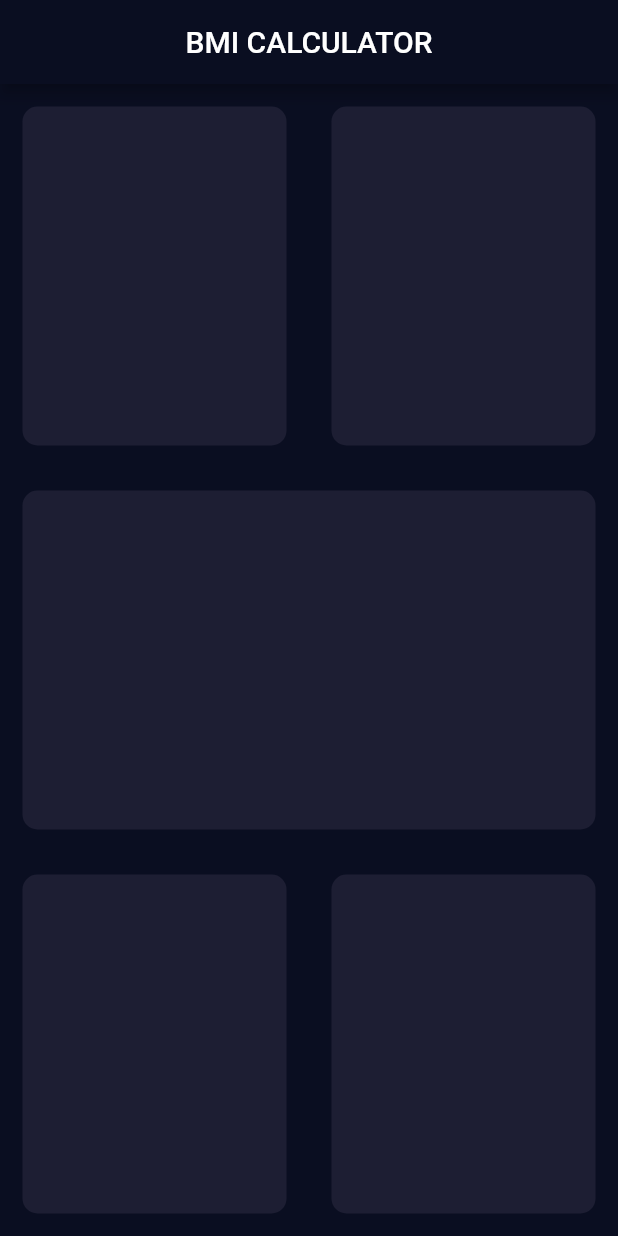
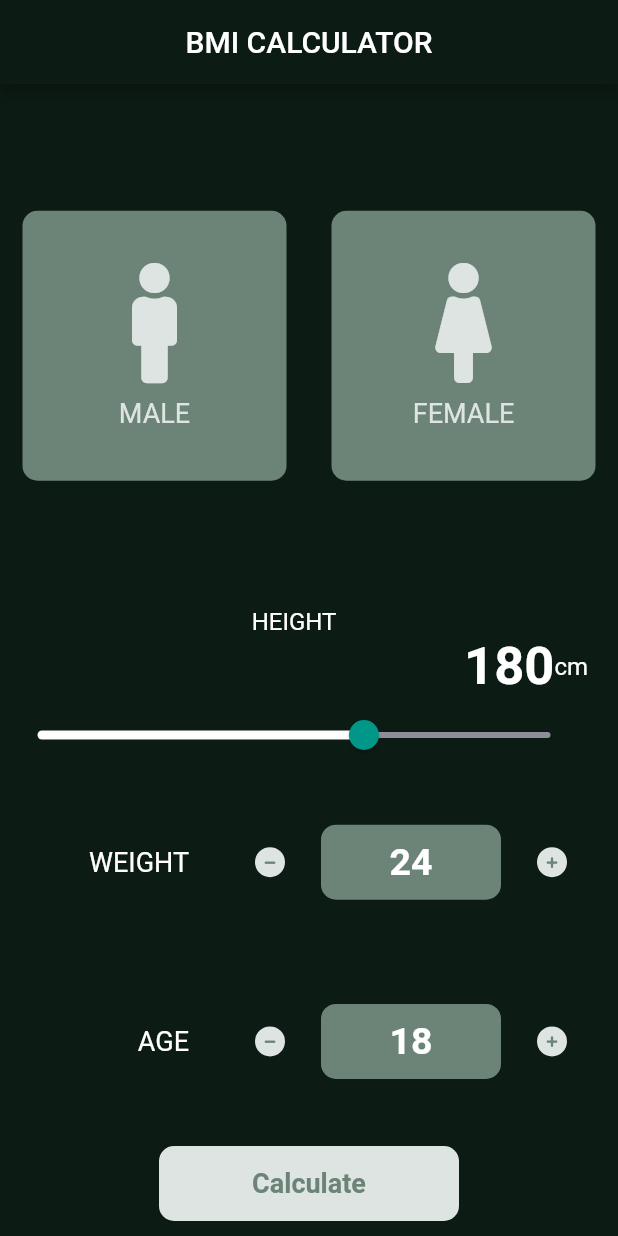
Before and after one commit to AgnelSelvan/BMICalculator, a Flutter app: the screen it shows after launch, on a phone screen of 412 x 824 dp. Run offline on Flutter 3.47's test engine with Material 2 defaults, Android fonts, the phone set to English and light mode, and no system bars; our stand-ins replace font_awesome_flutter.

Commit message:
first commit

```diff
--- /dev/null
+++ b/lib/calculatorbrain.dart
@@ -0,0 +1,33 @@
+import 'dart:math';
+
+class calculatorBrain {
+  calculatorBrain({this.height, this.weight});
+  final int height;
+  final int weight;
+
+  double _bmi;
+  String calculateBMI() {
+    _bmi = weight / pow(height / 100, 2);
+    return _bmi.toStringAsFixed(1);
+  }
+
+  String getResult() {
+    if (_bmi >= 25) {
+      return 'Overweight';
+    } else if (_bmi > 18) {
+      return 'Normal';
+    } else {
+      return 'Underweight';
+    }
+  }
+
+  String getInterpretation() {
+    if (_bmi >= 25) {
+      return 'You have a weight more than noramal body. Try to excerise more!';
+    } else if (_bmi > 18) {
+      return 'You have a normal body.Good Job!';
+    } else {
+      return 'You have a lower more than noramal body. You need to eat more!';
+    }
+  }
+}
--- /dev/null
+++ b/lib/components/bottom_button.dart
@@ -0,0 +1,41 @@
+import 'package:flutter/material.dart';
+import 'constants.dart';
+
+class bottom_button extends StatelessWidget {
+  bottom_button({@required this.buttonTitle, @required this.onTap});
+
+  final Function onTap;
+  final String buttonTitle;
+
+  @override
+  Widget build(BuildContext context) {
+    return GestureDetector(
+      onTap: onTap,
+      child: Padding(
+        padding: const EdgeInsets.only(
+            left: 40.0, top: 0.0, right: 40.0, bottom: 10.0),
+        child: Center(
+          child: Container(
+            width: 200.0,
+            child: Center(
+              child: Text(
+                buttonTitle,
+                style: TextStyle(
+                  color: inactiveCardColor,
+                  fontWeight: FontWeight.bold,
+                  fontSize: 18.0,
+                ),
+              ),
+            ),
+            decoration: BoxDecoration(
+              borderRadius: BorderRadius.circular(10.0),
+              color: bottomContainerColor,
+            ),
+            margin: EdgeInsets.only(top: 10.0),
+            height: 50,
+          ),
+        ),
+      ),
+    );
+  }
+}
--- /dev/null
+++ b/lib/components/constants.dart
@@ -0,0 +1,25 @@
+import 'package:flutter/material.dart';
+
+const bottomContainerHeight = 60.0;
+const bottomContainerColor = Color.fromRGBO(222, 228, 226, 1);
+const activeCardColor = Color.fromRGBO(222, 228, 226, 1);
+const inactiveCardColor = Color.fromRGBO(108, 132, 119, 1);
+const inactiveGenderColor = Color.fromRGBO(222, 228, 226, 1);
+const activeGenderColor = Color.fromRGBO(108, 132, 119, 1);
+
+const appBarColor = Color.fromRGBO(12, 27, 19, 1);
+const scafflodBGColor = Color.fromRGBO(12, 27, 19, 1);
+
+const kTitleTextStyle = TextStyle(
+  fontSize: 28.0,
+  fontWeight: FontWeight.bold,
+  wordSpacing: 10.0,
+  letterSpacing: 3.0,
+);
+
+const kResultTextStyle = TextStyle(
+  color: Colors.tealAccent,
+  fontWeight: FontWeight.bold,
+  fontSize: 24.0,
+  letterSpacing: 2.0,
+);
--- /dev/null
+++ b/lib/components/icon_content.dart
@@ -0,0 +1,32 @@
+import 'package:flutter/material.dart';
+
+class IconContent extends StatelessWidget {
+  IconContent({this.gender, this.label, this.colour});
+  final String gender;
+  final Color colour;
+  final IconData label;
+
+  @override
+  Widget build(BuildContext context) {
+    return Column(
+      mainAxisAlignment: MainAxisAlignment.center,
+      children: <Widget>[
+        Icon(
+          label,
+          size: 80.0,
+          color: colour,
+        ),
+        SizedBox(
+          height: 10.0,
+        ),
+        Text(
+          gender,
+          style: TextStyle(
+            fontSize: 18.0,
+            color: colour,
+          ),
+        )
+      ],
+    );
+  }
+}
--- /dev/null
+++ b/lib/components/reusable_card.dart
@@ -0,0 +1,19 @@
+import 'package:flutter/material.dart';
+
+
+class ReusableCard extends StatelessWidget {
+  ReusableCard({@required this.colour, this.childCard});
+  final Color colour;
+  final Widget childCard;
+
+  @override
+  Widget build(BuildContext context) {
+    return Container(
+      child: childCard,
+      height: 180.0,
+      margin: EdgeInsets.all(15.0),
+      decoration: BoxDecoration(
+          color: colour, borderRadius: BorderRadius.circular(10.0)),
+    );
+  }
+}
--- a/lib/input_page.dart
+++ /dev/null
@@ -1,61 +0,0 @@
-import 'package:flutter/material.dart';
-
-class InputPage extends StatefulWidget {
-  @override
-  _InputPageState createState() => _InputPageState();
-}
-
-class _InputPageState extends State<InputPage> {
-  @override
-  Widget build(BuildContext context) {
-    return Scaffold(
-        appBar: AppBar(
-          title: Center(child: Text('BMI CALCULATOR')),
-        ),
-        body: Column(
-          children: <Widget>[
-            Expanded(
-                child: Row(
-              children: <Widget>[
-                Expanded(
-                  child: ReusableCard(colour: Color(0xFF1D1E33)),
-                ),
-                Expanded(
-                  child: ReusableCard(colour: Color(0xFF1D1E33)),
-                )
-              ],
-            )),
-            Expanded(
-              child: ReusableCard(colour: Color(0xFF1D1E33)),
-            ),
-            Expanded(
-                child: Row(
-              children: <Widget>[
-                Expanded(
-                  child: ReusableCard(colour: Color(0xFF1D1E33)),
-                ),
-                Expanded(
-                  child: ReusableCard(colour: Color(0xFF1D1E33)),
-                )
-              ],
-            )),
-          ],
-        ));
-  }
-}
-
-class ReusableCard extends StatelessWidget {
-
-  ReusableCard({@required this.colour});
-  final Color colour;
-
-  @override
-  Widget build(BuildContext context) {
-    return Container(
-      margin: EdgeInsets.all(15.0),
-      decoration: BoxDecoration(
-          color: colour,
-          borderRadius: BorderRadius.circular(10.0)),
-    );
-  }
-}
--- a/lib/main.dart
+++ b/lib/main.dart
@@ -1,5 +1,6 @@
 import 'package:flutter/material.dart';
-import 'input_page.dart';
+import 'screens/input_page.dart';
+import 'components/constants.dart';
 
 void main(){
   runApp(
@@ -12,8 +13,8 @@ class BMICalculator extends StatelessWidget {
   Widget build(BuildContext context) {
     return MaterialApp(
       theme: ThemeData.dark().copyWith(
-        primaryColor: Color(0xFF0A0E21),
-        scaffoldBackgroundColor: Color(0xFF0A0E21)
+        primaryColor: appBarColor,
+        scaffoldBackgroundColor: scafflodBGColor,
       ),
       home: InputPage(),
     );
--- /dev/null
+++ b/lib/screens/input_page.dart
@@ -0,0 +1,281 @@
+import 'package:flutter/material.dart';
+import 'package:font_awesome_flutter/font_awesome_flutter.dart';
+import '../components/icon_content.dart';
+import '../components/reusable_card.dart';
+import '../components/constants.dart';
+import 'result_page.dart';
+import '../components/bottom_button.dart';
+import '../calculatorbrain.dart';
+
+enum Gender { male, female }
+
+class InputPage extends StatefulWidget {
+  @override
+  _InputPageState createState() => _InputPageState();
+}
+
+class _InputPageState extends State<InputPage> {
+  Gender selectedGender;
+  int height = 180;
+  int weight = 24;
+  int age = 18;
+
+  @override
+  Widget build(BuildContext context) {
+    return Scaffold(
+        appBar: AppBar(
+          title: Center(child: Text('BMI CALCULATOR')),
+        ),
+        body: Column(
+          crossAxisAlignment: CrossAxisAlignment.stretch,
+          children: <Widget>[
+            Expanded(
+                child: Row(
+              children: <Widget>[
+                Expanded(
+                  child: GestureDetector(
+                    onTap: () {
+                      setState(() {
+                        selectedGender = Gender.male;
+                      });
+                    },
+                    child: ReusableCard(
+                        colour: selectedGender == Gender.male
+                            ? activeCardColor
+                            : inactiveCardColor,
+                        childCard: IconContent(
+                          colour: selectedGender == Gender.male
+                              ? activeGenderColor
+                              : inactiveGenderColor,
+                          gender: "MALE",
+                          label: FontAwesomeIcons.male,
+                        )),
+                  ),
+                ),
+                Expanded(
+                  child: GestureDetector(
+                    onTap: () {
+                      setState(() {
+                        selectedGender = Gender.female;
+                      });
+                    },
+                    child: ReusableCard(
+                        colour: selectedGender == Gender.female
+                            ? activeCardColor
+                            : inactiveCardColor,
+                        childCard: IconContent(
+                          colour: selectedGender == Gender.female
+                              ? activeGenderColor
+                              : inactiveGenderColor,
+                          gender: "FEMALE",
+                          label: FontAwesomeIcons.female,
+                        )),
+                  ),
+                )
+              ],
+            )),
+            Expanded(
+                child: Padding(
+              padding: const EdgeInsets.only(right: 20.0),
+              child: Column(
+                crossAxisAlignment: CrossAxisAlignment.center,
+                mainAxisAlignment: MainAxisAlignment.center,
+                children: <Widget>[
+                  Container(
+                    child: Column(
+                      children: <Widget>[
+                        Text(
+                          "HEIGHT",
+                          style: TextStyle(
+                            wordSpacing: 3.0,
+                            fontSize: 16.0,
+                          ),
+                        ),
+                        Row(
+                          mainAxisAlignment: MainAxisAlignment.end,
+                          children: <Widget>[
+                            Text(
+                              height.toString(),
+                              style: TextStyle(
+                                  fontSize: 35.0, fontWeight: FontWeight.bold),
+                            ),
+                            Text(
+                              "cm",
+                              style: TextStyle(fontSize: 16.0),
+                            )
+                          ],
+                        ),
+                        SliderTheme(
+                          data: SliderTheme.of(context).copyWith(
+                              activeTrackColor: Colors.white,
+                              thumbColor: Colors.teal.shade500,
+                              overlayShape:
+                                  RoundSliderOverlayShape(overlayRadius: 25.0)),
+                          child: Slider(
+                            value: height.toDouble(),
+                            min: 110.0,
+                            max: 220.0,
+                            inactiveColor: Color(0xFF8D8E98),
+                            onChanged: (double newValue) {
+                              setState(() {
+                                height = newValue.round();
+                              });
+                            },
+                          ),
+                        )
+                      ],
+                    ),
+                  ),
+                  Expanded(
+                    child: Container(
+                      child: Row(
+                        mainAxisAlignment: MainAxisAlignment.end,
+                        children: <Widget>[
+                          Container(
+                            margin: EdgeInsets.all(10.0),
+                            child: Text(
+                              "WEIGHT",
+                              style: TextStyle(fontSize: 18.0),
+                            ),
+                          ),
+                          SizedBox(
+                            width: 20.0,
+                          ),
+                          Container(
+                              child: RoundIconButton(
+                            icon: FontAwesomeIcons.minus,
+                            onPressed: () {
+                              setState(() {
+                                weight--;
+                              });
+                            },
+                          )),
+                          Container(
+                            margin: EdgeInsets.all(10.0),
+                            width: 120.0,
+                            height: 50.0,
+                            decoration: BoxDecoration(
+                                color: Color.fromRGBO(108, 132, 119, 1),
+                                borderRadius: BorderRadius.circular(10.0)),
+                            child: Center(
+                                child: Text(
+                              weight.toString(),
+                              textAlign: TextAlign.center,
+                              style: TextStyle(
+                                  fontWeight: FontWeight.bold, fontSize: 25.0),
+                            )),
+                          ),
+                          Container(
+                              child: RoundIconButton(
+                            icon: FontAwesomeIcons.plus,
+                            onPressed: () {
+                              setState(() {
+                                weight++;
+                              });
+                            },
+                          )),
+                        ],
+                      ),
+                    ),
+                  ),
+                  Expanded(
+                    child: Container(
+                      child: Row(
+                        mainAxisAlignment: MainAxisAlignment.end,
+                        children: <Widget>[
+                          Container(
+                            margin: EdgeInsets.all(10.0),
+                            child: Text(
+                              "AGE",
+                              style: TextStyle(fontSize: 18.0),
+                            ),
+                          ),
+                          SizedBox(
+                            width: 20.0,
+                          ),
+                          Container(
+                              child: RoundIconButton(
+                            icon: FontAwesomeIcons.minus,
+                            onPressed: () {
+                              setState(() {
+                                age--;
+                              });
+                            },
+                          )),
+                          Container(
+                            margin: EdgeInsets.all(10.0),
+                            width: 120.0,
+                            height: 50.0,
+                            decoration: BoxDecoration(
+                                color: Color.fromRGBO(108, 132, 119, 1),
+                                borderRadius: BorderRadius.circular(10.0)),
+                            child: Center(
+                                child: Text(
+                              age.toString(),
+                              textAlign: TextAlign.center,
+                              style: TextStyle(
+                                  fontWeight: FontWeight.bold, fontSize: 25.0),
+                            )),
+                          ),
+                          Container(
+                              child: RoundIconButton(
+                            icon: FontAwesomeIcons.plus,
+                            onPressed: () {
+                              setState(() {
+                                age++;
+                              });
+                            },
+                          )),
+                        ],
+                      ),
+                    ),
+                  ),
+                ],
+              ),
+            )),
+            bottom_button(
+              buttonTitle: "Calculate",
+              onTap: () {
+//                print(height);
+//                print(weight);
+                calculatorBrain calc =
+                    calculatorBrain(height: height, weight: weight);
+
+                Navigator.push(
+                    context,
+                    MaterialPageRoute(
+                        builder: (context) => resultPage(
+                              bmi: calc.calculateBMI(),
+                              result: calc.getResult(),
+                              interpretation: calc.getInterpretation(),
+                            )));
+              },
+            )
+          ],
+        ));
+  }
+}
+
+class RoundIconButton extends StatelessWidget {
+  RoundIconButton({this.icon, this.onPressed});
+  final IconData icon;
+  final Function onPressed;
+  @override
+  Widget build(BuildContext context) {
+    return RawMaterialButton(
+      child: Icon(
+        icon,
+        color: inactiveCardColor,
+        size: 8.0,
+      ),
+      elevation: 0.0,
+      onPressed: onPressed,
+      constraints: BoxConstraints.tightFor(
+        width: 20.0,
+        height: 20.0,
+      ),
+      shape: CircleBorder(),
+      fillColor: bottomContainerColor,
+    );
+  }
+}
--- a/pubspec.yaml
+++ b/pubspec.yaml
@@ -23,6 +23,7 @@ dependencies:
   # The following adds the Cupertino Icons font to your application.
   # Use with the CupertinoIcons class for iOS style icons.
   cupertino_icons: ^0.1.2
+  font_awesome_flutter: ^8.5.0
 
 dev_dependencies:
   flutter_test:
```
Also changed, not shown: lib/screens/result_page.dart (added, +86 -0 lines), pubspec.lock.
